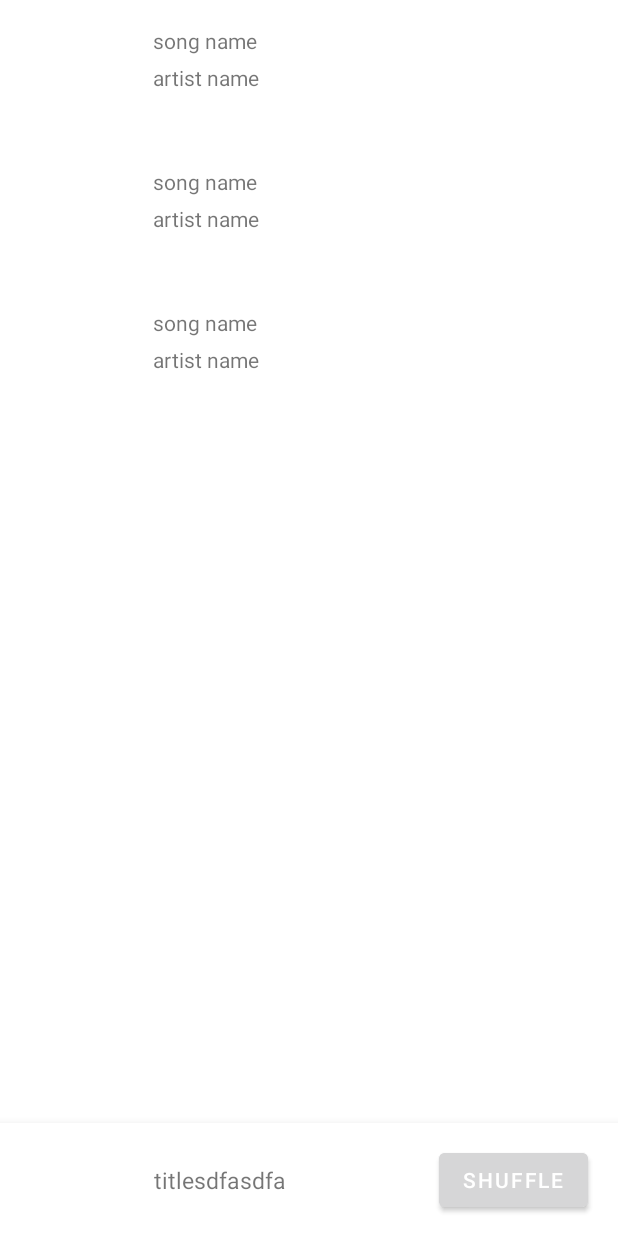
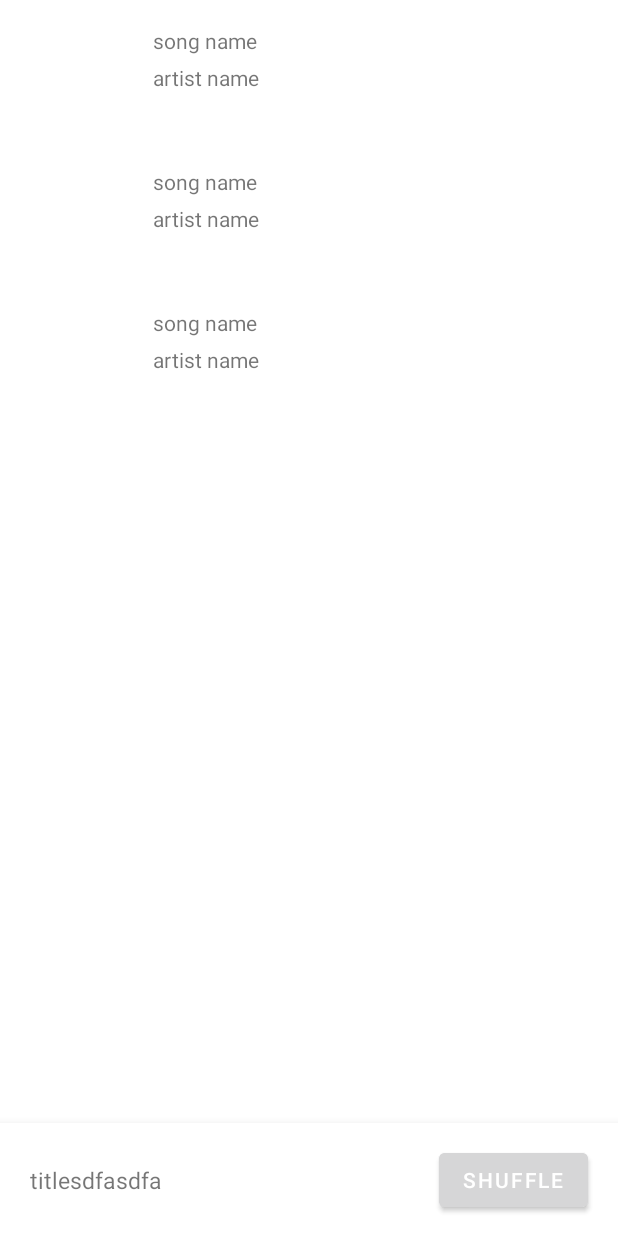
Before and after one commit to Sunnycucu/Dotify, an Android app: the layout activity_song_list.xml on its own in the app's theme, with its tools: preview values and no code run, on a phone screen of 412 x 824 dp. Run offline under Robolectric (Android 15) with nearby library versions, the phone set to English and light mode, and no system bars.

Commit message:
finished minimal requirements

```diff
--- a/app/build.gradle
+++ b/app/build.gradle
@@ -1,6 +1,7 @@
 plugins {
     id 'com.android.application'
     id 'kotlin-android'
+    id 'kotlin-parcelize'
 }
 
 android {
--- a/app/src/main/res/layout/activity_song_list.xml
+++ b/app/src/main/res/layout/activity_song_list.xml
@@ -14,7 +14,7 @@
         app:layout_constraintTop_toTopOf="parent"
         app:layout_constraintStart_toStartOf="parent"
         app:layout_constraintEnd_toEndOf="parent"
-        app:layout_constraintBottom_toBottomOf="parent"
+        app:layout_constraintBottom_toTopOf="@id/miniPlayer"
         app:layoutManager="androidx.recyclerview.widget.LinearLayoutManager"
         tools:listitem="@layout/item_music"
     />
@@ -23,7 +23,7 @@
         android:id="@+id/miniPlayer"
         android:layout_width="match_parent"
         android:layout_height="75dp"
-        android:layout_marginTop="656dp"
+
         app:layout_constraintBottom_toBottomOf="parent"
         android:background="@color/white"
         android:elevation="10dp"
@@ -31,13 +31,15 @@
 
 
         <TextView
-            android:layout_width="wrap_content"
+            android:layout_width="0dp"
             android:layout_height="wrap_content"
             android:textSize="@dimen/authorTv"
             android:text="titlesdfasdfa"
             android:id="@+id/tvMini"
             android:ellipsize="end"
             android:maxLines="1"
+            android:layout_marginEnd="20dp"
+            android:layout_marginStart="20dp"
             app:layout_constraintEnd_toStartOf="@id/btnShuffle"
             app:layout_constraintBottom_toBottomOf="parent"
             app:layout_constraintStart_toStartOf="parent"
```
Also changed, not shown: app/src/main/java/edu/uw/sunny121/dotify/PlayerActivity.kt (renamed from app/src/main/java/edu/uw/sunny121/dotify/MainActivity.kt, +40 -22 lines), app/src/main/java/edu/uw/sunny121/dotify/SongListActivity.kt (+7 -1 lines).
